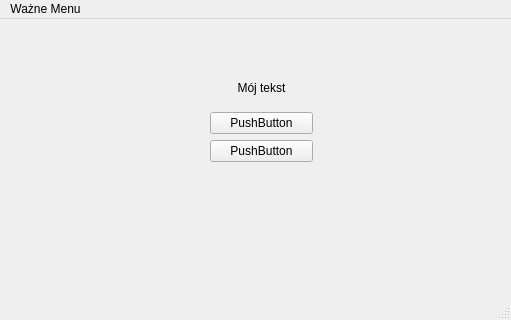
This is src/app/mainwindow.ui in J4CeX/PROI_monopoly as Qt 5 draws it before an edit. The edited form follows.
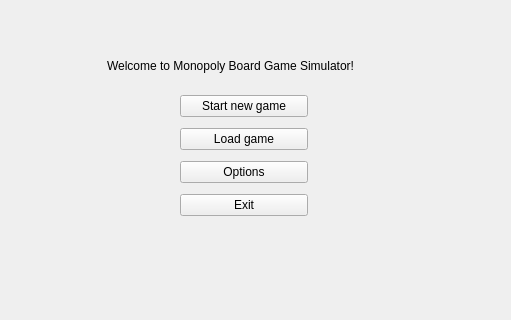
This is the edited form.

Commit message: implemented simple main window and options panel template

Patch:
```diff
--- a/src/app/mainwindow.ui
+++ b/src/app/mainwindow.ui
@@ -14,60 +14,132 @@
    <string>MainWindow</string>
   </property>
   <widget class="QWidget" name="centralwidget">
-   <widget class="QWidget" name="">
+   <widget class="QStackedWidget" name="stackedInterface">
     <property name="geometry">
      <rect>
-      <x>210</x>
-      <y>50</y>
-      <width>103</width>
-      <height>93</height>
+      <x>10</x>
+      <y>0</y>
+      <width>491</width>
+      <height>301</height>
      </rect>
     </property>
-    <layout class="QVBoxLayout" name="verticalLayout">
-     <item>
-      <widget class="QLabel" name="label">
-       <property name="text">
-        <string>Mój tekst</string>
-       </property>
-       <property name="alignment">
-        <set>Qt::AlignmentFlag::AlignCenter</set>
-       </property>
-      </widget>
-     </item>
-     <item>
-      <widget class="QPushButton" name="pushButton">
-       <property name="text">
-        <string>PushButton</string>
-       </property>
-      </widget>
-     </item>
-     <item>
-      <widget class="QPushButton" name="pushButton_2">
-       <property name="text">
-        <string>PushButton</string>
-       </property>
-      </widget>
-     </item>
-    </layout>
-   </widget>
-  </widget>
-  <widget class="QMenuBar" name="menubar">
-   <property name="geometry">
-    <rect>
-     <x>0</x>
-     <y>0</y>
-     <width>511</width>
-     <height>37</height>
-    </rect>
-   </property>
-   <widget class="QMenu" name="menuWa_ne_Menu">
-    <property name="title">
-     <string>Ważne Menu</string>
+    <property name="currentIndex">
+     <number>0</number>
     </property>
+    <widget class="QWidget" name="page_main">
+     <widget class="QLabel" name="label">
+      <property name="geometry">
+       <rect>
+        <x>97</x>
+        <y>50</y>
+        <width>281</width>
+        <height>31</height>
+       </rect>
+      </property>
+      <property name="text">
+       <string>Welcome to Monopoly Board Game Simulator!</string>
+      </property>
+      <property name="wordWrap">
+       <bool>false</bool>
+      </property>
+     </widget>
+     <widget class="QWidget" name="">
+      <property name="geometry">
+       <rect>
+        <x>170</x>
+        <y>90</y>
+        <width>128</width>
+        <height>134</height>
+       </rect>
+      </property>
+      <layout class="QVBoxLayout" name="verticalLayout">
+       <item>
+        <widget class="QPushButton" name="push_start">
+         <property name="text">
+          <string>Start new game</string>
+         </property>
+        </widget>
+       </item>
+       <item>
+        <widget class="QPushButton" name="push_load">
+         <property name="text">
+          <string>Load game</string>
+         </property>
+        </widget>
+       </item>
+       <item>
+        <widget class="QPushButton" name="push_options">
+         <property name="text">
+          <string>Options</string>
+         </property>
+        </widget>
+       </item>
+       <item>
+        <widget class="QPushButton" name="push_exit">
+         <property name="text">
+          <string>Exit</string>
+         </property>
+        </widget>
+       </item>
+      </layout>
+     </widget>
+    </widget>
+    <widget class="QWidget" name="page_options">
+     <widget class="QPushButton" name="push_back">
+      <property name="geometry">
+       <rect>
+        <x>180</x>
+        <y>260</y>
+        <width>110</width>
+        <height>32</height>
+       </rect>
+      </property>
+      <property name="text">
+       <string>Back</string>
+      </property>
+     </widget>
+     <widget class="QWidget" name="">
+      <property name="geometry">
+       <rect>
+        <x>90</x>
+        <y>50</y>
+        <width>311</width>
+        <height>90</height>
+       </rect>
+      </property>
+      <layout class="QGridLayout" name="gridLayout">
+       <item row="1" column="2">
+        <widget class="QLineEdit" name="input_maxCash"/>
+       </item>
+       <item row="1" column="1">
+        <widget class="QLabel" name="label_maxCash">
+         <property name="text">
+          <string>Max cash amount:</string>
+         </property>
+        </widget>
+       </item>
+       <item row="0" column="0">
+        <widget class="QLabel" name="label_settings">
+         <property name="text">
+          <string>Settings:</string>
+         </property>
+        </widget>
+       </item>
+       <item row="2" column="1">
+        <widget class="QLabel" name="label_startCash">
+         <property name="text">
+          <string>Starting cash amount:</string>
+         </property>
+        </widget>
+       </item>
+       <item row="2" column="2">
+        <widget class="QLineEdit" name="input_startCash"/>
+       </item>
+      </layout>
+     </widget>
+    </widget>
    </widget>
-   <addaction name="menuWa_ne_Menu"/>
   </widget>
-  <widget class="QStatusBar" name="statusbar"/>
  </widget>
  <resources/>
  <connections/>
```
The commit also changes 2 other files.
